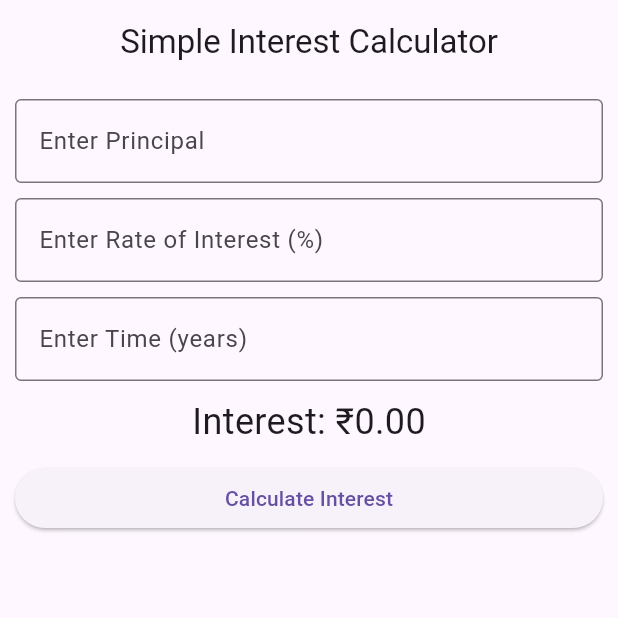
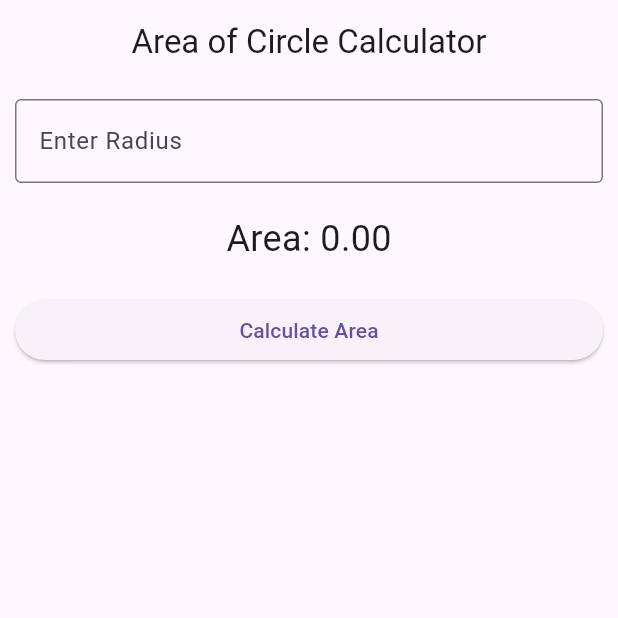
Before and after one commit to Bishwonath/first_assigment, a Flutter app: the screen it shows after launch, on a phone screen of 412 x 824 dp, the top half of it. Run offline on Flutter 3.47's test engine with Material 3 defaults, Android fonts, the light colour scheme and no system bars.

Commit message:
are_of_circle

```diff
--- a/lib/app.dart
+++ b/lib/app.dart
@@ -1,5 +1,5 @@
 import 'package:flutter/material.dart';
-import 'view/simple_interest.dart'; // Import the SimpleInterestView
+import 'view/area_of_circle.dart'; // Import the new view
 
 class MyApp extends StatelessWidget {
   const MyApp({super.key});
@@ -8,7 +8,7 @@ class MyApp extends StatelessWidget {
   Widget build(BuildContext context) {
     return const MaterialApp(
       debugShowCheckedModeBanner: false,
-      home: SimpleInterestView(), // Set SimpleInterestView as the home
+      home: AreaOfCircleView(), // Set AreaOfCircleView as the home
     );
   }
 }
--- /dev/null
+++ b/lib/view/area_of_circle.dart
@@ -0,0 +1,71 @@
+import 'package:flutter/material.dart';
+import 'dart:math';
+
+class AreaOfCircleView extends StatefulWidget {
+  const AreaOfCircleView({super.key});
+
+  @override
+  State<AreaOfCircleView> createState() => _AreaOfCircleViewState();
+}
+
+class _AreaOfCircleViewState extends State<AreaOfCircleView> {
+  double radius = 0;
+  double area = 0;
+
+  final myKey = GlobalKey<FormState>();
+
+  @override
+  Widget build(BuildContext context) {
+    return Scaffold(
+      appBar: AppBar(
+        title: const Text('Area of Circle Calculator'),
+        centerTitle: true,
+      ),
+      body: Padding(
+        padding: const EdgeInsets.all(10),
+        child: Form(
+          key: myKey,
+          child: Column(
+            children: [
+              TextFormField(
+                onChanged: (value) {
+                  radius = double.tryParse(value) ?? 0;
+                },
+                keyboardType: TextInputType.number,
+                decoration: const InputDecoration(
+                  labelText: 'Enter Radius',
+                  border: OutlineInputBorder(),
+                ),
+                validator: (value) {
+                  if (value == null || value.isEmpty) {
+                    return 'Please enter the radius';
+                  }
+                  return null;
+                },
+              ),
+              const SizedBox(height: 20),
+              Text(
+                'Area: ${area.toStringAsFixed(2)}',
+                style: const TextStyle(fontSize: 24),
+              ),
+              const SizedBox(height: 20),
+              SizedBox(
+                width: double.infinity,
+                child: ElevatedButton(
+                  onPressed: () {
+                    if (myKey.currentState!.validate()) {
+                      setState(() {
+                        area = pi * radius * radius;
+                      });
+                    }
+                  },
+                  child: const Text('Calculate Area'),
+                ),
+              ),
+            ],
+          ),
+        ),
+      ),
+    );
+  }
+}
```
